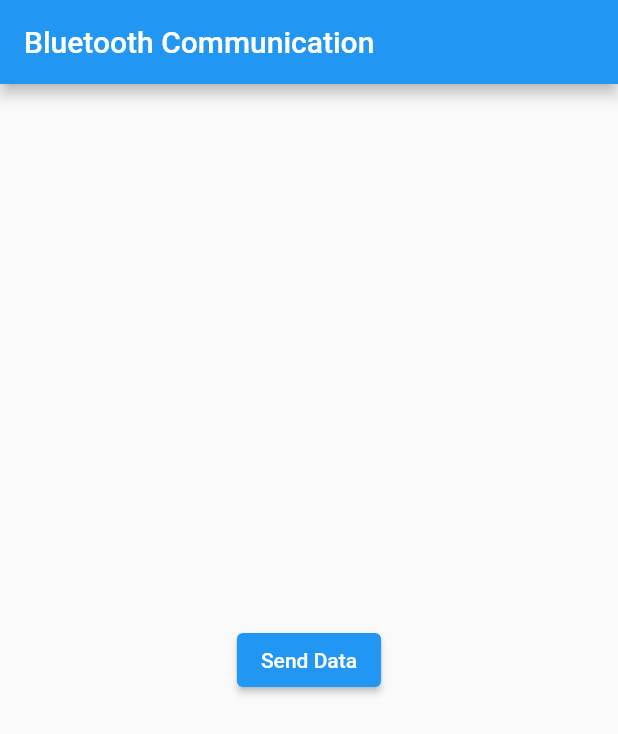
After one commit to shantanujain9/justmissed, a Flutter app: the BluetoothPage screen opened directly, after a tap on "Send Data", on a phone screen of 412 x 824 dp. The commit adds this screen. Shown: the top 734 px of the screen. Run offline on Flutter 3.47's test engine with Material 2 defaults, Android fonts, the phone set to English and light mode, and no system bars; our stand-ins replace cloud_firestore, firebase_core, flutter_blue, image_picker; accounts and stored records are empty.

Commit message:
dbms done

```diff
--- /dev/null
+++ b/lib/screens/Bluetooth_Page.dart
@@ -0,0 +1,77 @@
+import 'package:flutter/material.dart';
+import 'package:flutter_blue/flutter_blue.dart';
+
+void main() {
+  runApp(MyApp());
+}
+
+class MyApp extends StatelessWidget {
+  @override
+  Widget build(BuildContext context) {
+    return MaterialApp(
+      home: BluetoothPage(),
+    );
+  }
+}
+
+class BluetoothPage extends StatefulWidget {
+  @override
+  _BluetoothPageState createState() => _BluetoothPageState();
+}
+
+class _BluetoothPageState extends State<BluetoothPage> {
+  FlutterBlue flutterBlue = FlutterBlue.instance;
+  BluetoothDevice? connectedDevice;
+
+  @override
+  void initState() {
+    super.initState();
+    _startScanning();
+  }
+
+  Future<void> _startScanning() async {
+    try {
+      await flutterBlue.startScan(timeout: Duration(seconds: 5));
+      flutterBlue.scanResults.listen((results) {
+        for (ScanResult result in results) {
+          // Connect to the first discovered device (you can choose a specific one)
+          if (connectedDevice == null) {
+            result.device.connect();
+            setState(() {
+              connectedDevice = result.device;
+            });
+          }
+        }
+      });
+    } catch (e) {
+      print('Error starting BLE scan: $e');
+    }
+  }
+
+  @override
+  Widget build(BuildContext context) {
+    return Scaffold(
+      appBar: AppBar(
+        title: Text('Bluetooth Communication'),
+      ),
+      body: Center(
+        child: Column(
+          mainAxisAlignment: MainAxisAlignment.center,
+          children: <Widget>[
+            if (connectedDevice != null)
+              Text('Connected to: ${connectedDevice!.name}'),
+            ElevatedButton(
+              onPressed: () {
+                // Send data to the connected device
+                if (connectedDevice != null) {
+                  // Use connectedDevice to send data
+                }
+              },
+              child: Text('Send Data'),
+            ),
+          ],
+        ),
+      ),
+    );
+  }
+}
```
Also changed, not shown: lib/main.dart (+12 -5 lines), lib/screens/registration_page.dart (+15 -0 lines), pubspec.yaml (+73 -2 lines), 1 other file.
